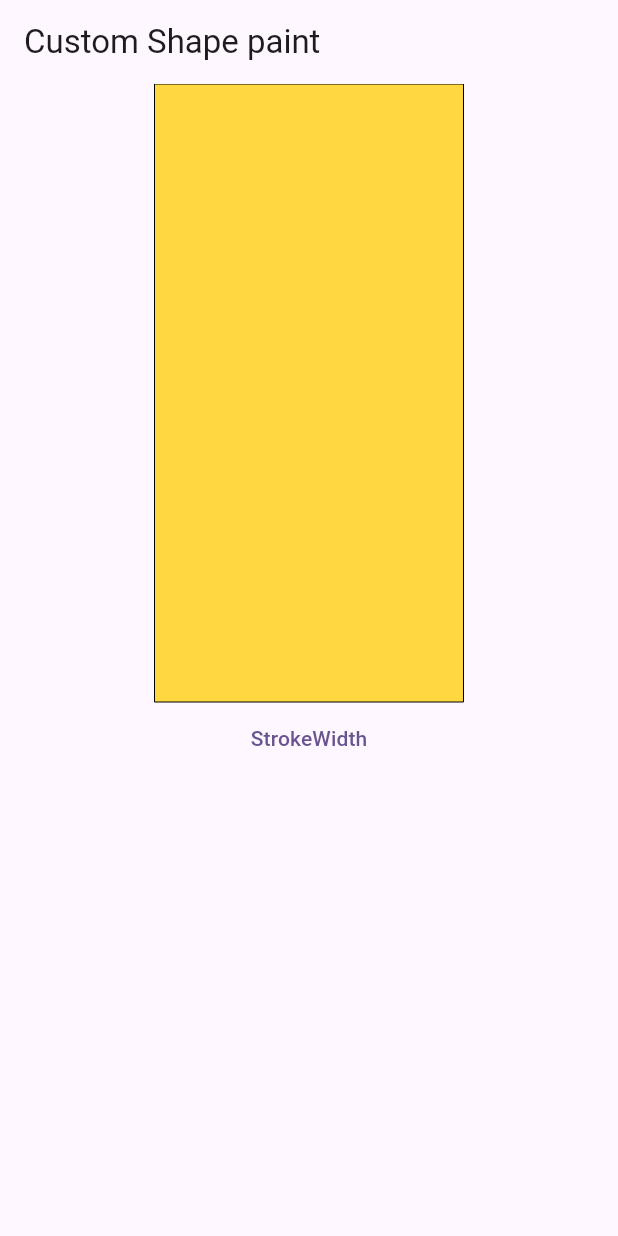
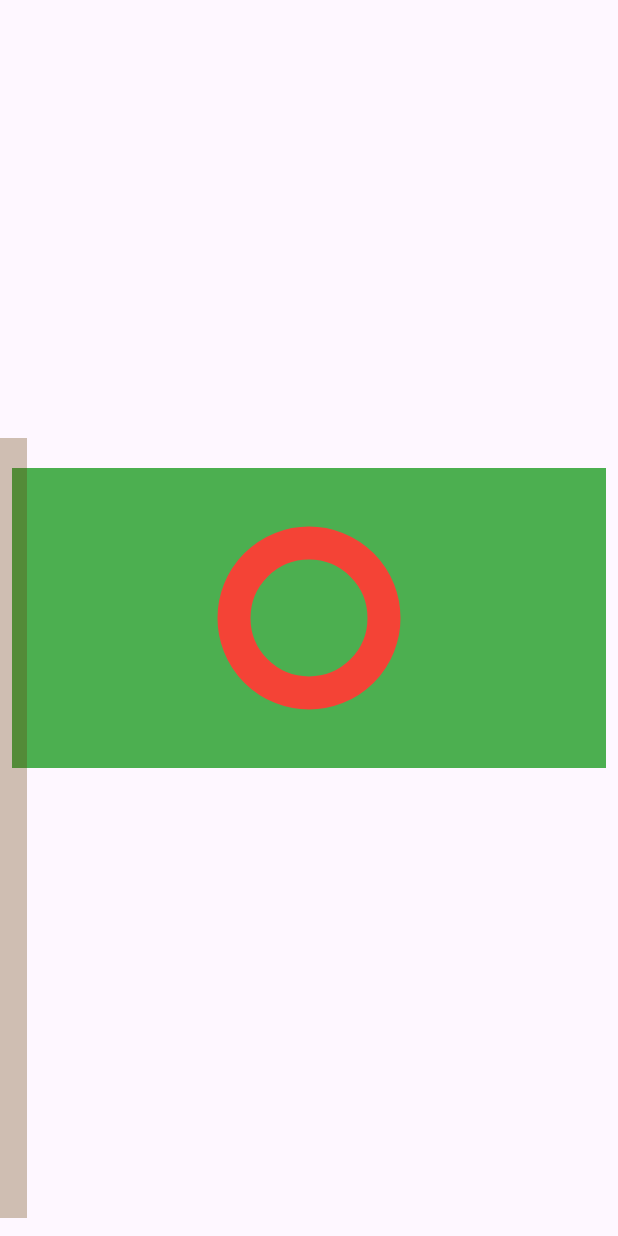
Before and after one commit to rowjoy/flutter_custom_paint, a Flutter app: the screen it shows after launch, on a phone screen of 412 x 824 dp. Run offline on Flutter 3.47's test engine with Material 3 defaults, Android fonts, the phone set to English and light mode, and no system bars.

```diff
--- a/lib/app.dart
+++ b/lib/app.dart
@@ -1,7 +1,7 @@
 // ignore_for_file: prefer_const_constructors
 
 import 'package:flutter/material.dart';
-import 'package:flutter_custom_paint/custom_paint/custom_shape/custom_shape.dart';
+import 'package:flutter_custom_paint/custom_paint/draw_circle/draw_circle.dart';
 
 class MyApp extends StatelessWidget {
   const MyApp({super.key});
@@ -14,7 +14,8 @@ class MyApp extends StatelessWidget {
         colorScheme: ColorScheme.fromSeed(seedColor: Colors.deepPurple),
         useMaterial3: true,
       ),
-      home: CustomPointerShape()
+      // home: CustomPointerShape()
+      home: DrowCircleCanves(),
     );
   }
 }
--- /dev/null
+++ b/lib/core/size.dart
@@ -0,0 +1,5 @@
+
+
+
+// final width = MediaQuery.of(get.context).size.width;
+// final height = MediaQuery.of(context).size.height;
--- a/lib/custom_paint/custom_shape/custom_shape.dart
+++ b/lib/custom_paint/custom_shape/custom_shape.dart
@@ -19,7 +19,7 @@ class _CustomPointerShapeState extends State<CustomPointerShape> {
       do {
         i++;
         strokeWidth = double.parse(i.toString());
-      } while (i < 10000000000);
+      } while (i < 100);
     });
   }
 
--- /dev/null
+++ b/lib/custom_paint/draw_circle/draw_circle.dart
@@ -0,0 +1,28 @@
+// ignore_for_file: prefer_const_constructors
+
+import 'package:flutter/material.dart';
+import 'package:flutter_custom_paint/custom_paint/draw_circle/circle_pointer.dart';
+
+class DrowCircleCanves extends StatelessWidget {
+  const DrowCircleCanves({super.key});
+
+  @override
+  Widget build(BuildContext context) {
+    return Scaffold(
+      body: SafeArea(
+        child: Center(
+          child: Padding(
+            padding: const EdgeInsets.all(8.0),
+            child: Container(
+              color: Colors.green,
+              child: CustomPaint(
+                painter: CustomPointerCircle(),
+                size: Size(MediaQuery.of(context).size.width, 200),
+              ),
+            ),
+          ),
+        )
+      ),
+    );
+  }
+}
--- a/lib/main.dart
+++ b/lib/main.dart
@@ -4,3 +4,6 @@ import 'package:flutter_custom_paint/app.dart';
 void main() {
   runApp(const MyApp());
 }
+
+
+//https://www.youtube.com/watch?v=0PxX6LMnmwo&list=PLNF7sp688eT8gImxZlw4D0LhOwykuuskL&index=1
```
Also changed, not shown: lib/custom_paint/draw_circle/circle_pointer.dart (added, +24 -0 lines).
